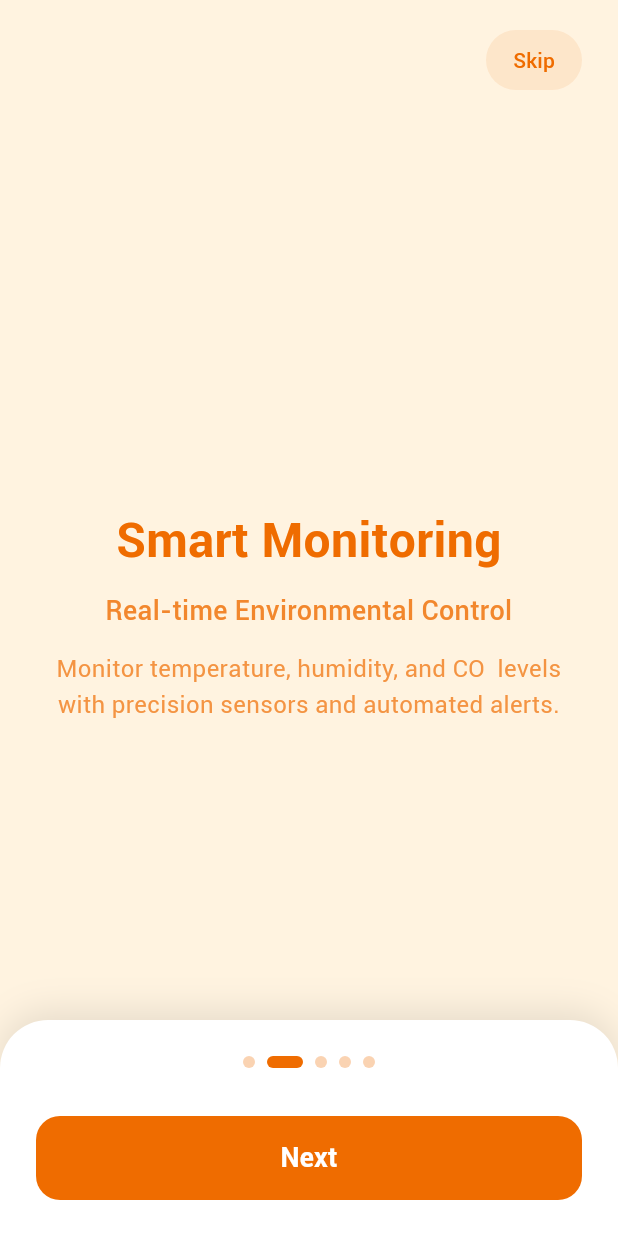
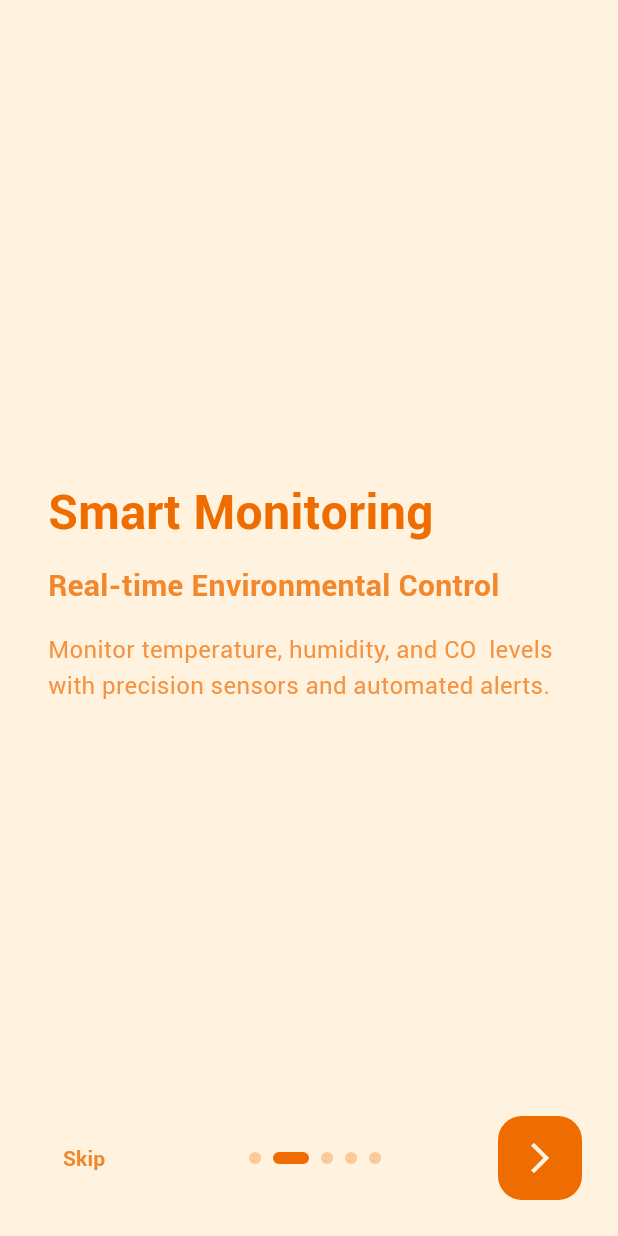
Before and after one commit to MASH-Mushroom-Automation/MASH-Grower-Mobile, a Flutter app: the screen it shows after launch, swiped to page 2, on a phone screen of 412 x 824 dp. Run offline on Flutter 3.47's test engine with Material 3 defaults, Android fonts, the phone set to English and light mode, and no system bars; our stand-ins replace connectivity_plus, dio, equatable, firebase_auth, firebase_core, firebase_messaging and 7 more; accounts and stored records are empty; project files that could hold a hidden picture were left out.

Commit message:
Refactor onboarding flow and add integration tests
Refactored onboarding flow to use a callback for completion and improved navigation logic. Added integration and minimal tests for app startup and authentication flow. Introduced keys to form fields for better testability. Restored and updated contact number field in registration. Simplified onboarding screen UI and navigation.

```diff
--- a/lib/app.dart
+++ b/lib/app.dart
@@ -56,14 +56,16 @@ class _AppState extends State<App> {
     });
   }
 
+  void _completeOnboarding() {
+    setState(() {
+      _onboardingCompleted = true;
+    });
+  }
+
   @override
   Widget build(BuildContext context) {
     if (!_onboardingChecked) {
       return const SplashScreen();
-    }
-
-    if (!_onboardingCompleted) {
-      return const OnboardingScreen();
     }
 
     return Consumer<AuthProvider>(
@@ -71,6 +73,10 @@ class _AppState extends State<App> {
         // Show splash screen while checking authentication
         if (authProvider.isLoading) {
           return const SplashScreen();
+        }
+
+        if (!_onboardingCompleted) {
+          return OnboardingScreen(onCompleted: _completeOnboarding);
         }
 
         // Show login screen if not authenticated
--- a/lib/presentation/screens/auth/login_screen.dart
+++ b/lib/presentation/screens/auth/login_screen.dart
@@ -145,6 +145,7 @@ class _LoginScreenState extends State<LoginScreen> {
 
                 // Email Input
                 ValidatedTextField(
+                  key: const Key('login_email_field'),
                   controller: _emailController,
                   label: 'Email',
                   hintText: 'Enter email',
@@ -167,6 +168,7 @@ class _LoginScreenState extends State<LoginScreen> {
 
                 // Password Input
                 ValidatedTextField(
+                  key: const Key('login_password_field'),
                   controller: _passwordController,
                   label: 'Password',
                   hintText: 'Enter Password',
--- a/lib/presentation/screens/auth/registration_pages/email_page.dart
+++ b/lib/presentation/screens/auth/registration_pages/email_page.dart
@@ -135,6 +135,7 @@ class _EmailPageState extends State<EmailPage> {
 
               // Email Input
               ValidatedTextField(
+                key: const Key('registration_email_field'),
                 controller: _emailController,
                 label: 'Email',
                 hintText: 'Enter email',
--- a/lib/presentation/screens/auth/registration_pages/password_setup_page.dart
+++ b/lib/presentation/screens/auth/registration_pages/password_setup_page.dart
@@ -130,6 +130,7 @@ class _PasswordSetupPageState extends State<PasswordSetupPage> {
               const SizedBox(height: 8),
               // Password
               ValidatedTextField(
+                key: const Key('registration_password_field'),
                 controller: _passwordController,
                 label: 'Password',
                 hintText: 'Enter Password',
@@ -162,6 +163,7 @@ class _PasswordSetupPageState extends State<PasswordSetupPage> {
               const SizedBox(height: 8),
               // Confirm Password
               ValidatedTextField(
+                key: const Key('registration_confirm_password_field'),
                 controller: _confirmPasswordController,
                 label: 'Confirm Password',
                 hintText: 'Enter Password',
--- a/lib/presentation/screens/onboarding/onboarding_screen.dart
+++ b/lib/presentation/screens/onboarding/onboarding_screen.dart
@@ -1,10 +1,10 @@
 import 'package:flutter/material.dart';
 import 'package:shared_preferences/shared_preferences.dart';
 
-import '../auth/registration_flow_screen.dart';
+class OnboardingScreen extends StatefulWidget {
+  final VoidCallback onCompleted;
 
-class OnboardingScreen extends StatefulWidget {
-  const OnboardingScreen({super.key});
+  const OnboardingScreen({super.key, required this.onCompleted});
 
   @override
   State<OnboardingScreen> createState() => _OnboardingScreenState();
@@ -18,7 +18,8 @@ class _OnboardingScreenState extends State<OnboardingScreen> {
     OnboardingPageData(
       title: 'Welcome to\nM.A.S.H. Grower',
       subtitle: 'Your Smart Mushroom\nFarming Companion',
-      description: 'Transform your mushroom cultivation with cutting-edge technology and expert guidance.',
+      description:
+          'Transform your mushroom cultivation with cutting-edge technology and expert guidance.',
       backgroundColor: const Color(0xFFE8F5E8),
       textColor: const Color(0xFF2E7D32),
       showLogo: true,
@@ -27,7 +28,8 @@ class _OnboardingScreenState extends State<OnboardingScreen> {
     OnboardingPageData(
       title: 'Smart Monitoring',
       subtitle: 'Real-time Environmental Control',
-      description: 'Monitor temperature, humidity, and CO₂ levels with precision sensors and automated alerts.',
+      description:
+          'Monitor temperature, humidity, and CO₂ levels with precision sensors and automated alerts.',
       backgroundColor: const Color(0xFFFFF3E0),
       textColor: const Color(0xFFEF6C00),
       showLogo: false,
@@ -37,7 +39,8 @@ class _OnboardingScreenState extends State<OnboardingScreen> {
     OnboardingPageData(
       title: 'Automated Systems',
       subtitle: 'Intelligent Growing Environment',
-      description: 'Let our AI-powered system optimize conditions for maximum yield and quality.',
+      description:
+          'Let our AI-powered system optimize conditions for maximum yield and quality.',
       backgroundColor: const Color(0xFFE3F2FD),
       textColor: const Color(0xFF1976D2),
       showLogo: false,
@@ -47,7 +50,8 @@ class _OnboardingScreenState extends State<OnboardingScreen> {
     OnboardingPageData(
       title: 'Data Analytics',
       subtitle: 'Growth Insights & Reports',
-      description: 'Track performance, analyze trends, and make data-driven decisions for better results.',
+      description:
+          'Track performance, analyze trends, and make data-driven decisions for better results.',
       backgroundColor: const Color(0xFFF3E5F5),
       textColor: const Color(0xFF7B1FA2),
       showLogo: false,
@@ -57,7 +61,8 @@ class _OnboardingScreenState extends State<OnboardingScreen> {
     OnboardingPageData(
       title: 'Expert Support',
       subtitle: '24/7 Guidance & Community',
-      description: 'Access expert advice, connect with fellow growers, and get support whenever you need it.',
+      description:
+          'Access expert advice, connect with fellow growers, and get support whenever you need it.',
       backgroundColor: const Color(0xFFFFEBEE),
       textColor: const Color(0xFFC62828),
       showLogo: false,
@@ -87,242 +92,95 @@ class _OnboardingScreenState extends State<OnboardingScreen> {
     }
   }
 
-  void _skipOnboarding() async {
-    final prefs = await SharedPreferences.getInstance();
-    await prefs.setBool('onboarding_completed', true);
-    if (mounted) {
-      Navigator.of(context).pushReplacement(
-        MaterialPageRoute(builder: (_) => const RegistrationFlowScreen()),
-      );
-    }
-  }
-
   void _completeOnboarding() async {
     final prefs = await SharedPreferences.getInstance();
     await prefs.setBool('onboarding_completed', true);
-    if (mounted) {
-      Navigator.of(context).pushReplacement(
-        MaterialPageRoute(builder: (_) => const RegistrationFlowScreen()),
-      );
-    }
+    widget.onCompleted();
   }
 
   @override
   Widget build(BuildContext context) {
     return Scaffold(
-      body: Stack(
+      backgroundColor: _pages[_currentPage].backgroundColor,
+      body: SafeArea(
+        child: Column(
           children: [
-          PageView.builder(
+            Expanded(
+              child: PageView.builder(
                 controller: _pageController,
                 onPageChanged: _onPageChanged,
                 itemCount: _pages.length,
                 itemBuilder: (context, index) {
                   return OnboardingPage(
                     data: _pages[index],
-                pageIndex: index,
+                    currentPage: index,
                     totalPages: _pages.length,
                   );
                 },
               ),
-          // Skip button (only show after first page)
-          if (_currentPage > 0)
-            Positioned(
-              top: MediaQuery.of(context).padding.top + 16,
-              right: 24,
+            ),
+            Padding(
+              padding: const EdgeInsets.fromLTRB(24, 0, 24, 24),
+              child: Row(
+                mainAxisAlignment: MainAxisAlignment.spaceBetween,
+                children: [
+                  Opacity(
+                    opacity: _currentPage > 0 ? 1.0 : 0.0,
                     child: TextButton(
-                onPressed: _skipOnboarding,
-                style: TextButton.styleFrom(
-                  foregroundColor: _pages[_currentPage].textColor,
-                  backgroundColor: _pages[_currentPage].textColor.withValues(alpha: 0.1),
-                  padding: const EdgeInsets.symmetric(horizontal: 16, vertical: 8),
-                  shape: RoundedRectangleBorder(
-                    borderRadius: BorderRadius.circular(20),
-                  ),
-                ),
-                child: const Text(
+                      key: const Key('skip_onboarding_button'),
+                      onPressed: _completeOnboarding,
+                      child: Text(
                         'Skip',
-                  style: TextStyle(fontWeight: FontWeight.w500),
-                ),
-              ),
-            ),
-          // Bottom navigation
-          Positioned(
-            bottom: 0,
-            left: 0,
-            right: 0,
-            child: _buildBottomNavigation(),
-          ),
-        ],
-      ),
-    );
-  }
-
-  Widget _buildBottomNavigation() {
-    return Container(
-      padding: const EdgeInsets.all(24),
-      decoration: BoxDecoration(
-        color: Colors.white,
-        borderRadius: const BorderRadius.only(
-          topLeft: Radius.circular(32),
-          topRight: Radius.circular(32),
-        ),
-        boxShadow: [
-          BoxShadow(
-            color: Colors.black.withValues(alpha: 0.1),
-            blurRadius: 20,
-            offset: const Offset(0, -5),
-          ),
-        ],
-      ),
-      child: Column(
-        mainAxisSize: MainAxisSize.min,
-        children: [
-          // Page indicators
-          _buildPageIndicators(),
-          const SizedBox(height: 32),
-          // Action button
-          SizedBox(
-            width: double.infinity,
-            height: 56,
-            child: ElevatedButton(
-              onPressed: _currentPage == _pages.length - 1
-                  ? _completeOnboarding
-                  : _nextPage,
-              style: ElevatedButton.styleFrom(
-                backgroundColor: _pages[_currentPage].textColor,
-                foregroundColor: Colors.white,
-                shape: RoundedRectangleBorder(
-                  borderRadius: BorderRadius.circular(16),
-                ),
-                elevation: 0,
-                shadowColor: Colors.transparent,
-              ),
-              child: Text(
-                _currentPage == _pages.length - 1 ? 'Get Started' : 'Next',
-                style: const TextStyle(
-                  fontSize: 18,
+                        style: TextStyle(
+                          color:
+                              _pages[_currentPage].textColor.withOpacity(0.8),
                           fontWeight: FontWeight.w600,
                         ),
                       ),
                     ),
                   ),
-        ],
-      ),
-    );
-  }
-
-  Widget _buildPageIndicators() {
-    return Row(
+                  Expanded(
+                    child: Center(
+                      child: Row(
                         mainAxisAlignment: MainAxisAlignment.center,
                         children: List.generate(
                           _pages.length,
                           (index) => AnimatedContainer(
                             duration: const Duration(milliseconds: 300),
                             margin: const EdgeInsets.symmetric(horizontal: 4),
-          width: index == _currentPage ? 24 : 8,
                             height: 8,
+                            width: _currentPage == index ? 24 : 8,
                             decoration: BoxDecoration(
-            color: index == _currentPage
+                              color: _currentPage == index
                                   ? _pages[_currentPage].textColor
-                : _pages[_currentPage].textColor.withValues(alpha: 0.3),
-            borderRadius: BorderRadius.circular(4),
+                                  : _pages[_currentPage]
+                                      .textColor
+                                      .withOpacity(0.3),
+                              borderRadius: BorderRadius.circular(12),
                             ),
                           ),
                         ),
-    );
-  }
-}
-
-class OnboardingPage extends StatelessWidget {
-  final OnboardingPageData data;
-  final int pageIndex;
-  final int totalPages;
-
-  const OnboardingPage({
-    super.key,
-    required this.data,
-    required this.pageIndex,
-    required this.totalPages,
-  });
-
-  @override
-  Widget build(BuildContext context) {
-    return Container(
-      color: data.backgroundColor,
-      child: SafeArea(
-        child: Padding(
-          padding: const EdgeInsets.symmetric(horizontal: 24),
-          child: Column(
-            children: [
-              const Spacer(flex: 1),
-              // Logo for first page
-              if (data.showLogo) ...[
-                Image.asset(
-                  'assets/images/mash-logo.png',
-                  height: MediaQuery.of(context).size.height * 0.2,
-                  errorBuilder: (context, error, stackTrace) {
-                    return Icon(
-                      Icons.eco,
-                      size: 80,
-                      color: data.textColor,
-                    );
-                  },
-                ),
-                const SizedBox(height: 15),
-              ],
-              // Image for other pages
-              if (data.showImage && data.imagePath != null) ...[
-                Expanded(
-                  flex: 1,
-                  child: Center(
-                    child: Image.asset(
-                      data.imagePath!,
-                      fit: BoxFit.contain,
-                      height: MediaQuery.of(context).size.height * 0.3,
                       ),
                     ),
                   ),
-                const SizedBox(height: 32),
-              ] else ...[
-                const Spacer(flex: 1),
-              ],
-              // Title
-              Text(
-                data.title,
-                style: TextStyle(
-                  fontSize: 32,
-                  fontWeight: FontWeight.bold,
-                  color: data.textColor,
-                  height: 1.2,
+                  FloatingActionButton(
+                    key: const Key('next_onboarding_button'),
+                    onPressed: _currentPage == _pages.length - 1
+                        ? _completeOnboarding
+                        : _nextPage,
+                    backgroundColor: _pages[_currentPage].textColor,
+                    elevation: 0,
+                    child: Icon(
+                      _currentPage == _pages.length - 1
+                          ? Icons.check
+                          : Icons.arrow_forward_ios,
+                      color: _pages[_currentPage].backgroundColor,
                     ),
-                textAlign: TextAlign.center,
                   ),
-              const SizedBox(height: 16),
-              // Subtitle
-              Text(
-                data.subtitle,
-                style: TextStyle(
-                  fontSize: 18,
-                  fontWeight: FontWeight.w500,
-                  color: data.textColor.withValues(alpha: 0.8),
-                  height: 1.3,
-                ),
-                textAlign: TextAlign.center,
-              ),
-              const SizedBox(height: 16),
-              // Description
-              Text(
-                data.description,
-                style: TextStyle(
-                  fontSize: 16,
-                  color: data.textColor.withValues(alpha: 0.7),
-                  height: 1.5,
-                ),
-                textAlign: TextAlign.center,
-              ),
-              const Spacer(flex: 2),
                 ],
               ),
+            ),
+          ],
         ),
       ),
     );
@@ -345,8 +203,76 @@ class OnboardingPageData {
     required this.description,
     required this.backgroundColor,
     required this.textColor,
-    required this.showLogo,
-    required this.showImage,
+    this.showLogo = false,
+    this.showImage = false,
     this.imagePath,
   });
 }
+
+class OnboardingPage extends StatelessWidget {
+  final OnboardingPageData data;
+  final int currentPage;
+  final int totalPages;
+
+  const OnboardingPage({
+    super.key,
+    required this.data,
+    required this.currentPage,
+    required this.totalPages,
+  });
+
+  @override
+  Widget build(BuildContext context) {
+    return Container(
+      padding: const EdgeInsets.symmetric(horizontal: 32),
+      child: Column(
+        mainAxisAlignment: MainAxisAlignment.center,
+        crossAxisAlignment: CrossAxisAlignment.start,
+        children: [
+          if (data.showLogo)
+            Center(
+              child: Image.asset(
+                'assets/images/mash-logo.png',
+                height: 150,
+              ),
+            ),
+          if (data.showImage && data.imagePath != null)
+            Center(
+              child: Image.asset(
+                data.imagePath!,
+                height: 250,
+              ),
+            ),
+          const SizedBox(height: 48),
+          Text(
+            data.title,
+            style: TextStyle(
+              fontSize: 32,
+              fontWeight: FontWeight.bold,
+              color: data.textColor,
+              height: 1.2,
+            ),
+          ),
+          const SizedBox(height: 16),
+          Text(
+            data.subtitle,
+            style: TextStyle(
+              fontSize: 20,
+              fontWeight: FontWeight.w600,
+              color: data.textColor.withOpacity(0.8),
+            ),
+          ),
+          const SizedBox(height: 16),
+          Text(
+            data.description,
+            style: TextStyle(
+              fontSize: 16,
+              color: data.textColor.withOpacity(0.7),
+              height: 1.5,
+            ),
+          ),
+        ],
+      ),
+    );
+  }
+}
```
Also changed, not shown: lib/presentation/screens/auth/registration_pages/profile_setup_page.dart (+85 -81 lines), 4 other files. Lines whose indentation alone changed are shown as unchanged.
